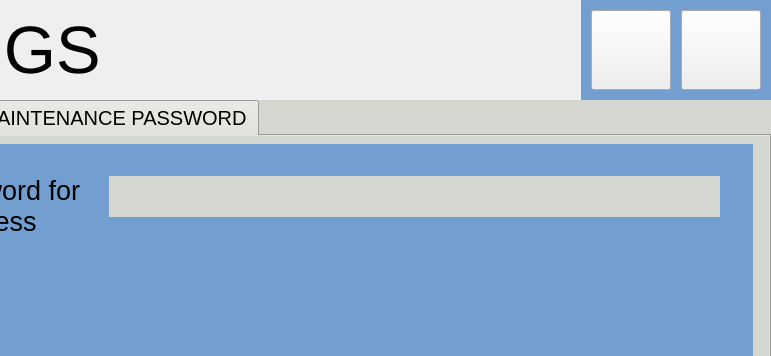
kartikeya8973/emu_hmi_app, file settingswindow.ui: the form before one commit; both pictures show x 253 to 1024 and y 0 to 356 of the 1024 by 768 pixel window.
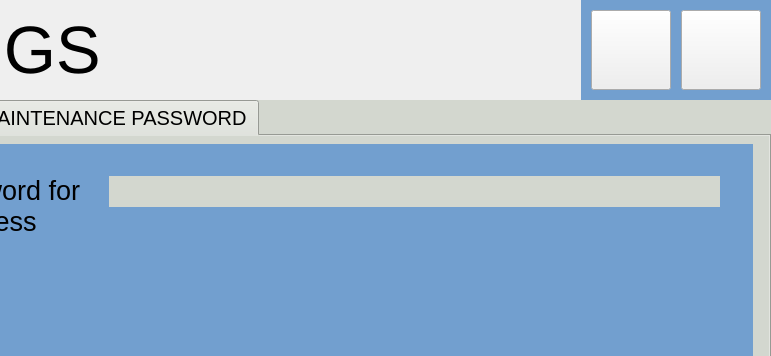
The form after the commit. The open tabs and pages were chosen to show the change. Icons and pictures are not drawn.

Patch:
```diff
--- a/settingswindow.ui
+++ b/settingswindow.ui
@@ -414,7 +414,7 @@
           <x>360</x>
           <y>40</y>
           <width>611</width>
-          <height>41</height>
+          <height>31</height>
          </rect>
         </property>
         <layout class="QHBoxLayout" name="horizontalLayout_Password_2"/>
```
Left out of the diff: 4 changed lines with no effect on the pictures.
